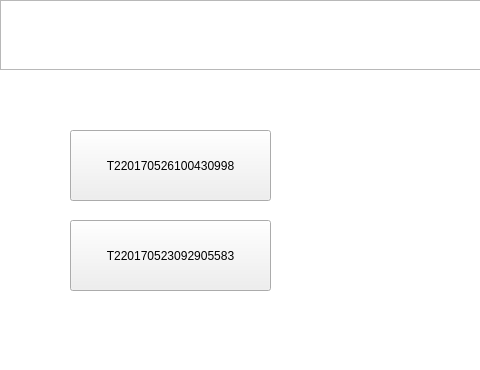
birdman1992/SmartCabinet, file SmartCabinet/Device/devicesimulate.ui: the form before one commit; both pictures show x 0 to 480 and y 0 to 370 of the 640 by 480 pixel window.
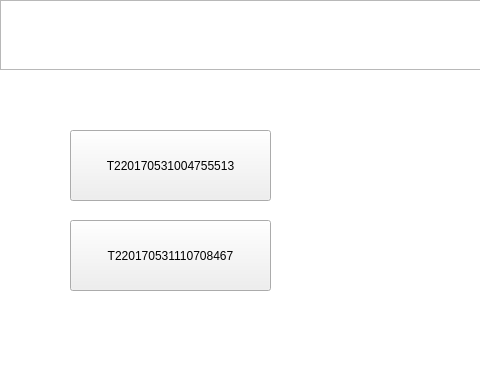
The form after the commit. The open tabs and pages were chosen to show the change.

What changed in the file:
```diff
--- a/SmartCabinet/Device/devicesimulate.ui
+++ b/SmartCabinet/Device/devicesimulate.ui
@@ -135,7 +135,7 @@
         </rect>
        </property>
        <property name="text">
-        <string>T220170526100430998</string>
+        <string>T220170531004755513</string>
        </property>
       </widget>
       <widget class="QPushButton" name="listCode_2">
@@ -148,7 +148,7 @@
         </rect>
        </property>
        <property name="text">
-        <string>T220170523092905583</string>
+        <string>T220170531110708467</string>
        </property>
       </widget>
      </widget>
```
Left out of the diff: 4 changed lines with no effect on the pictures.
